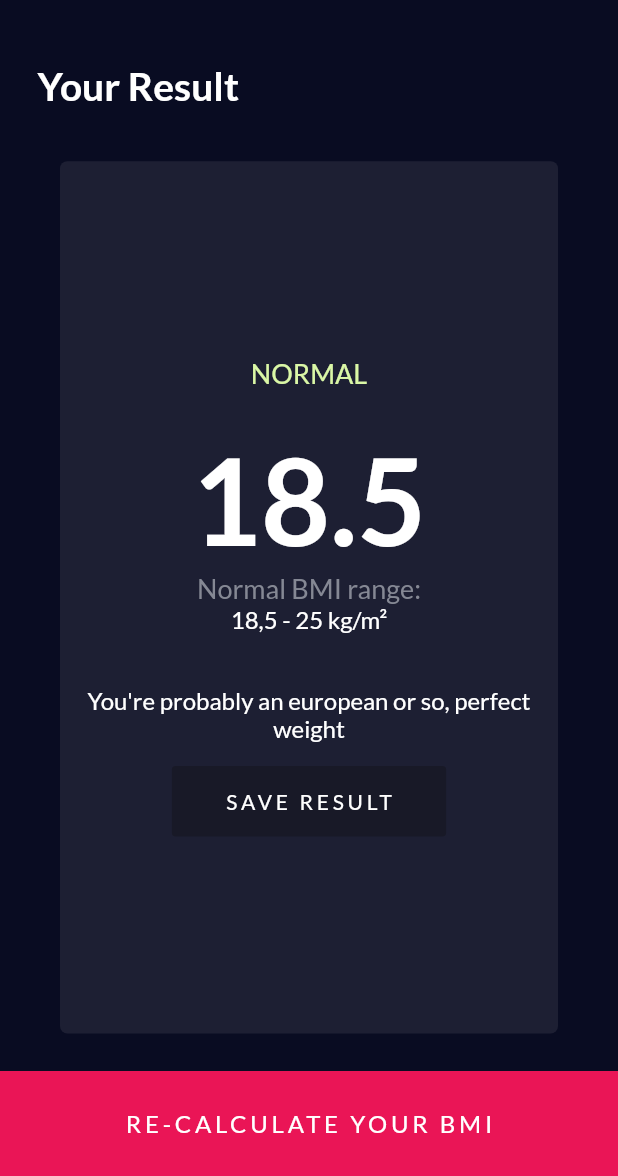
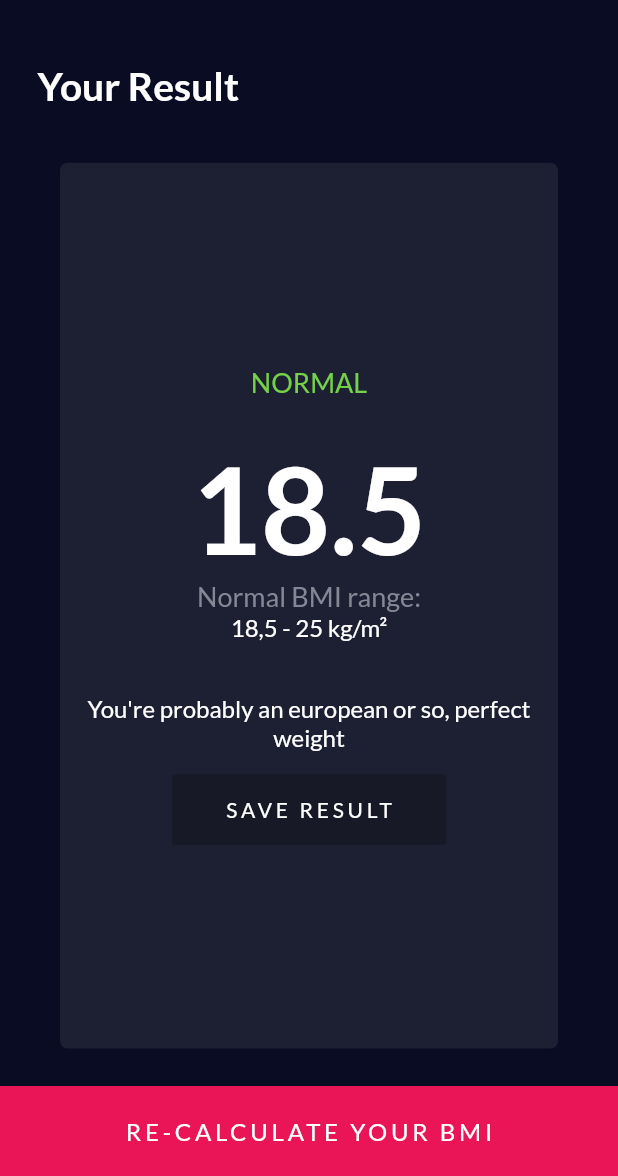
Before and after one commit to Legendree/BmiApplication, a Flutter app: the screen it shows after launch, after a tap on "CALCULATE BMI", on a phone screen of 412 x 824 dp, the part 60-1236 px from its top. Run offline on Flutter 3.47's test engine with Material 2 defaults, Android fonts, the phone set to English and light mode, and no system bars; our stand-ins replace font_awesome_flutter.

Commit message:
Last changes before ending this project

```diff
--- a/lib/calculation.dart
+++ b/lib/calculation.dart
@@ -42,7 +42,7 @@ class Calculation {
     else if (_bmi > 30.00)
       return Color(0xFFC70039);
     else if (_bmi < 25.00 && _bmi > 18.5)
-      return Color(0XFFDAF7A6);
+      return Color(0xFF75D147);
     else if (_bmi < 18.5)
       return Color(0xFFFF5733);
     return Color(0xFF900C3F);
--- a/lib/input_page.dart
+++ b/lib/input_page.dart
@@ -201,9 +201,8 @@ class _InputPageState extends State<InputPage> {
                   },
                   child: Text("CALCULATE BMI",
                       style: TextStyle(
-                          fontSize: 20,
-                          color: Colors.white,
-                          fontWeight: FontWeight.w700)),
+                          fontSize: 16,
+                          color: Colors.white)),
                 )
               ],
             ),
--- a/lib/result_page.dart
+++ b/lib/result_page.dart
@@ -81,7 +81,7 @@ class ResultPage extends StatelessWidget {
             color: Color(0xFFEA1556),
             margin: EdgeInsets.only(top: 10),
             width: double.infinity,
-            height: 70,
+            height: kBottomContainerHeight,
             child: Text(
               'RE-CALCULATE YOUR BMI',
               style: TextStyle(
```
